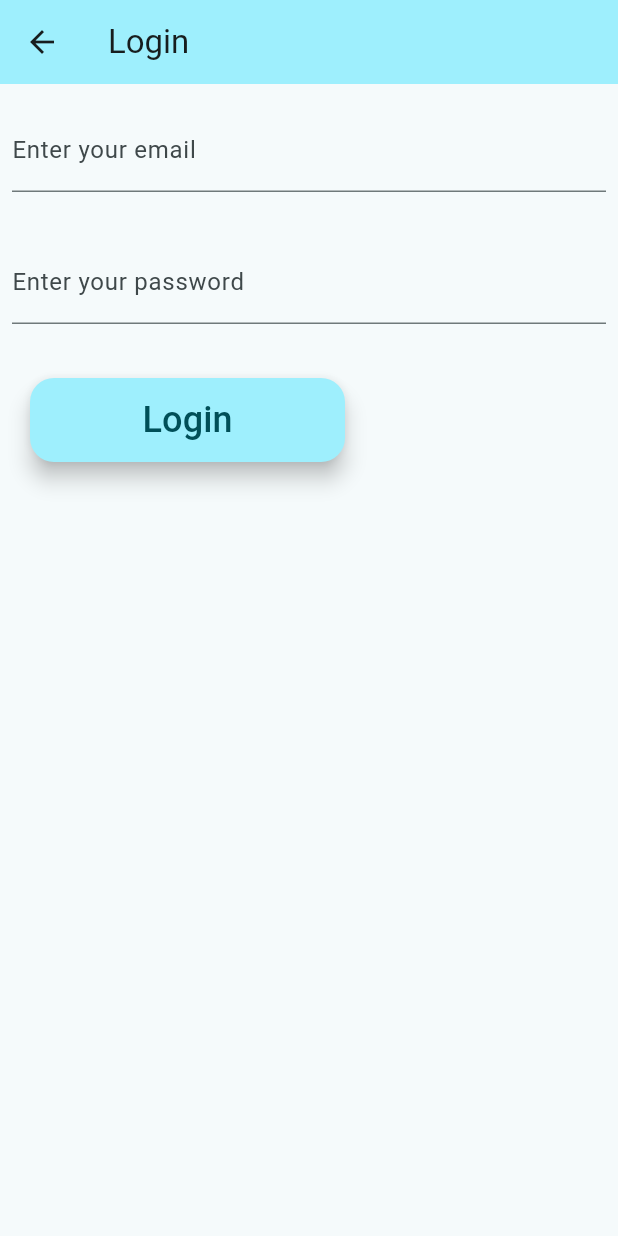
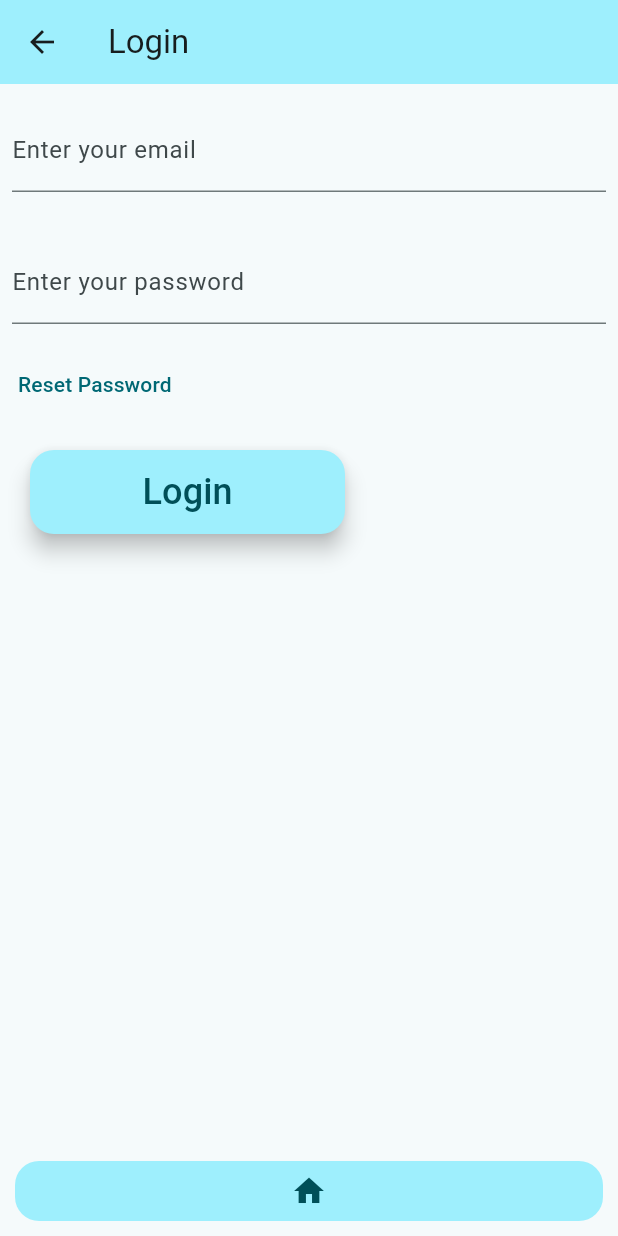
Before and after one commit to cachille061/large-project, a Flutter app: the LoginPage screen opened directly, on a phone screen of 412 x 824 dp. Run offline on Flutter 3.47's test engine with Material 3 defaults, Android fonts, the phone set to English and light mode, and no system bars; our stand-ins replace flutter_dotenv, flutter_secure_storage, webview_flutter; accounts and stored records are empty; network calls fail.

Commit message:
app is done

```diff
--- a/flutter_app/lib/login_page.dart
+++ b/flutter_app/lib/login_page.dart
@@ -15,6 +15,8 @@ class LoginPageState extends State<LoginPage> {
   final emailTest = "test";
   final passwordTest = "1234";
   var errorText = "";
+  bool resettingPassword = false;
+  String resetPasswordResponse = "";
 
   @override
   void initState() {
@@ -44,12 +46,27 @@ class LoginPageState extends State<LoginPage> {
     }
   }
 
+  void _resetPassword(String email) async {
+    final success = await ApiRequests().resetPassword(email);
+    if (success) {
+      setState(
+        () => resetPasswordResponse =
+            "Reset password instructions sent to $email",
+      );
+    } else {
+      setState(() => resetPasswordResponse = "Please try again!");
+    }
+  }
+
   @override
   Widget build(BuildContext context) {
+    String loginText = "Login";
+    if (resettingPassword) loginText = "Password Reset";
+    final colors = Theme.of(context).colorScheme;
     return Scaffold(
       appBar: AppBar(
-        title: const Text('Login'),
-        backgroundColor: Theme.of(context).colorScheme.primaryContainer,
+        title: Text(loginText),
+        backgroundColor: colors.primaryContainer,
       ),
       body: Column(
         crossAxisAlignment: CrossAxisAlignment.start,
@@ -64,6 +81,7 @@ class LoginPageState extends State<LoginPage> {
               controller: emailControl,
             ),
           ),
+          if (!resettingPassword)
             Padding(
               padding: const EdgeInsets.symmetric(horizontal: 8, vertical: 16),
               child: TextFormField(
@@ -75,6 +93,12 @@ class LoginPageState extends State<LoginPage> {
                 controller: passwordControl,
               ),
             ),
+          if (!resettingPassword)
+            TextButton(
+              onPressed: () => setState(() => resettingPassword = true),
+              child: const Text("Reset Password"),
+            ),
+          if (!resettingPassword)
             SizedBox(
               width: 250,
               child: Padding(
@@ -85,12 +109,42 @@ class LoginPageState extends State<LoginPage> {
                 ),
               ),
             ),
+          if (resettingPassword)
+            SizedBox(
+              width: 250,
+              child: Padding(
+                padding: EdgeInsetsGeometry.all(20),
+                child: FloatingActionButton(
+                  onPressed: () => _resetPassword(emailControl.text),
+                  child: const Text(
+                    "Send Instructions",
+                    style: TextStyle(fontSize: 24),
+                  ),
+                ),
+              ),
+            ),
+          if (resetPasswordResponse != "")
+            Card(
+              color: colors.surface,
+              child: Padding(
+                padding: const EdgeInsets.symmetric(
+                  horizontal: 8,
+                  vertical: 16,
+                ),
+                child: Text(
+                  resetPasswordResponse,
+                  style: TextStyle(color: colors.onSurface),
+                ),
+              ),
+            ),
+
           Padding(
             padding: const EdgeInsets.symmetric(horizontal: 8, vertical: 16),
             child: Text(errorText),
           ),
         ],
       ),
+      bottomNavigationBar: NavBar(),
     );
   }
 
--- a/flutter_app/lib/product_details.dart
+++ b/flutter_app/lib/product_details.dart
@@ -190,7 +190,7 @@ class _ProductDetailPageState extends State<ProductDetailPage> {
     return Scaffold(
       backgroundColor: colors.surface,
       appBar: AppBar(
-        title: const Text("My Listings"),
+        title: const Text("Product Details"),
         backgroundColor: colors.primaryContainer,
       ),
       body: SingleChildScrollView(
@@ -227,7 +227,7 @@ class _ProductDetailPageState extends State<ProductDetailPage> {
                           borderRadius: BorderRadius.circular(4),
                         ),
                         child: Text(
-                          product["status"] == 'sold' ? 'Sold' : 'Delisted',
+                          product["status"],
                           style: TextStyle(
                             fontSize: 12,
                             fontWeight: FontWeight.bold,
```
Also changed, not shown: flutter_app/lib/api_requests.dart (+28 -0 lines), flutter_app/lib/listings.dart (+57 -76 lines), flutter_app/lib/main.dart (+39 -15 lines). Lines whose indentation alone changed are shown as unchanged.
